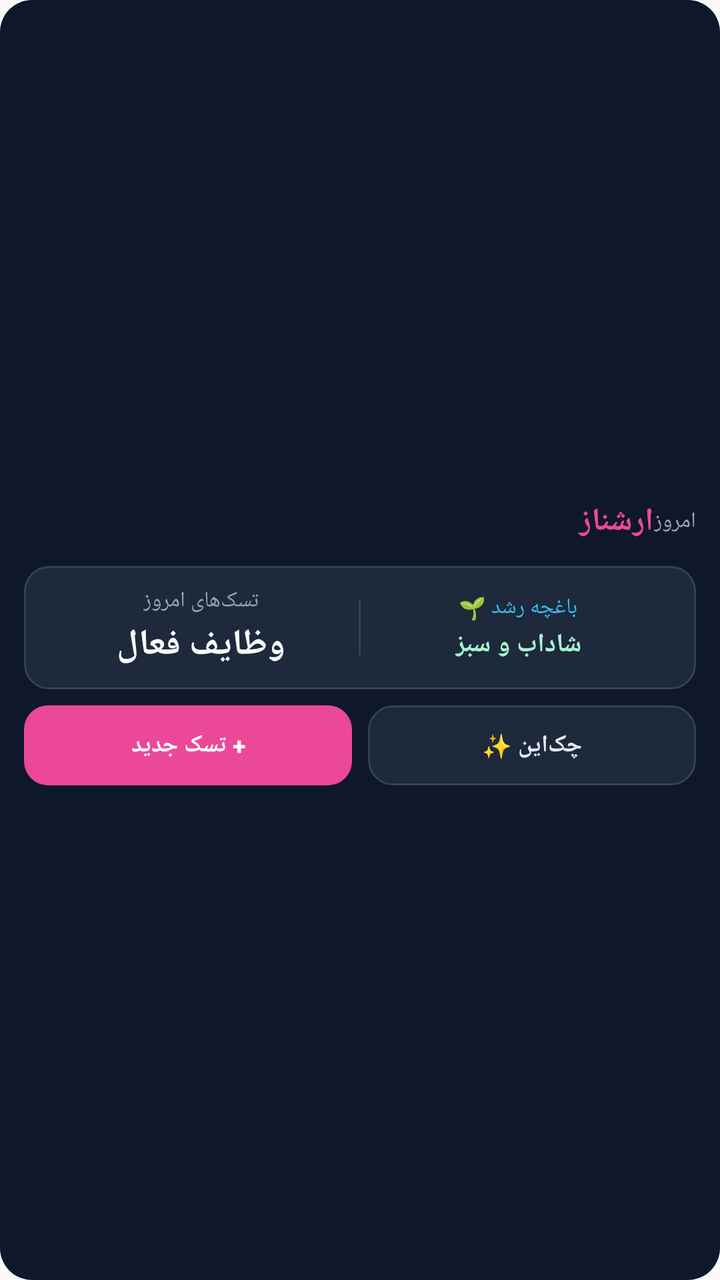
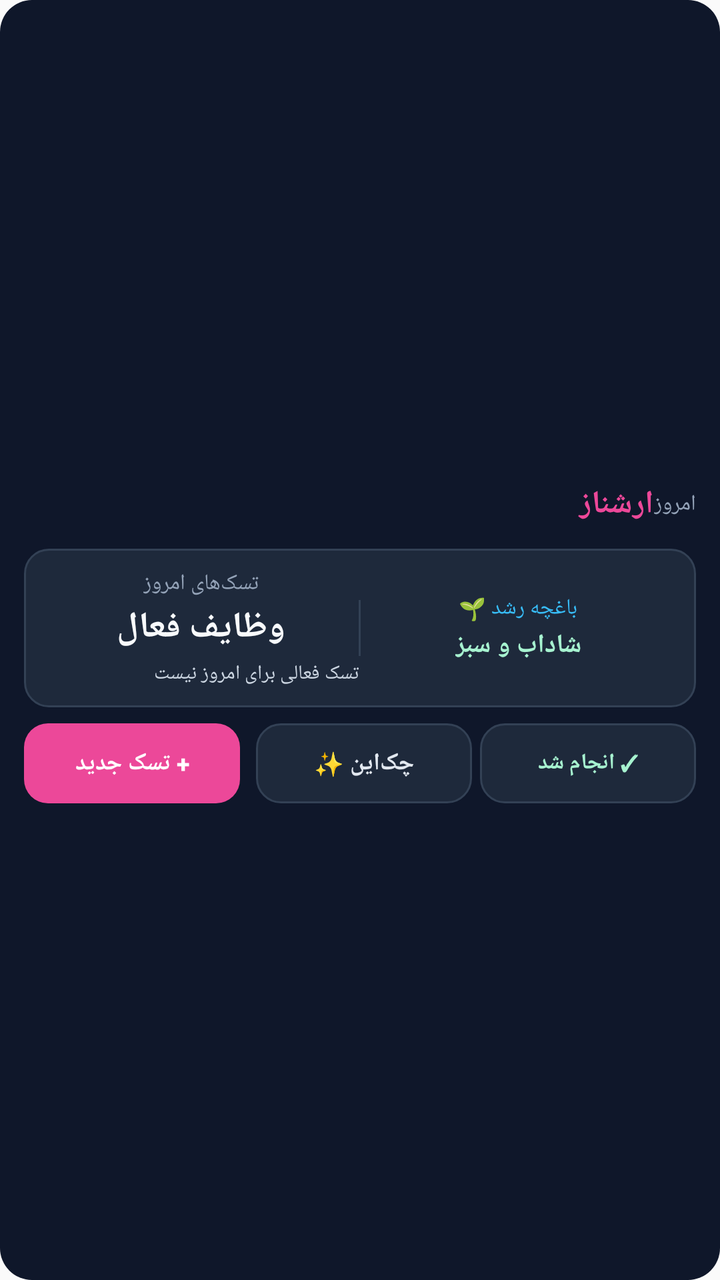

Compare the two renders of this Android layout. The source of the first and the diff that turns it into the second are given below.
<!-- AndroidManifest.xml: application theme AppTheme -->
<!-- res/layout/widget_arshnaz.xml -->
<?xml version="1.0" encoding="utf-8"?>
<LinearLayout xmlns:android="http://schemas.android.com/apk/res/android"
    android:id="@+id/widget_container"
    android:layout_width="match_parent"
    android:layout_height="match_parent"
    android:orientation="vertical"
    android:background="@drawable/widget_background"
    android:padding="12dp"
    android:gravity="center">

    
    <LinearLayout
        android:layout_width="match_parent"
        android:layout_height="wrap_content"
        android:orientation="horizontal"
        android:gravity="center_vertical"
        android:paddingBottom="8dp">

        <ImageView
            android:layout_width="28dp"
            android:layout_height="28dp"
            android:src="@mipmap/ic_launcher"
            android:contentDescription="ARSHNAZ" />

        <TextView
            android:layout_width="0dp"
            android:layout_height="wrap_content"
            android:layout_weight="1"
            android:layout_marginStart="8dp"
            android:text="ارشناز"
            android:textSize="16sp"
            android:textStyle="bold"
            android:textColor="#ec4899" />

        <TextView
            android:id="@+id/widget_date"
            android:layout_width="wrap_content"
            android:layout_height="wrap_content"
            android:text="امروز"
            android:textSize="11sp"
            android:textColor="#94a3b8" />
    </LinearLayout>

    
    <LinearLayout
        android:layout_width="match_parent"
        android:layout_height="wrap_content"
        android:orientation="horizontal"
        android:gravity="center_vertical"
        android:padding="10dp"
        android:background="@drawable/widget_card_background"
        android:layout_marginBottom="8dp">

        <LinearLayout
            android:layout_width="0dp"
            android:layout_height="wrap_content"
            android:layout_weight="1"
            android:orientation="vertical"
            android:gravity="center">

            <TextView
                android:layout_width="wrap_content"
                android:layout_height="wrap_content"
                android:text="تسک‌های امروز"
                android:textSize="11sp"
                android:textColor="#94a3b8" />

            <TextView
                android:id="@+id/widget_task_count"
                android:layout_width="wrap_content"
                android:layout_height="wrap_content"
                android:text="وظایف فعال"
                android:textSize="18sp"
                android:textStyle="bold"
                android:textColor="#f8fafc"
                android:layout_marginTop="2dp" />
        </LinearLayout>

        <View
            android:layout_width="1dp"
            android:layout_height="28dp"
            android:background="#334155" />

        <LinearLayout
            android:id="@+id/widget_garden_btn"
            android:layout_width="0dp"
            android:layout_height="wrap_content"
            android:layout_weight="1"
            android:orientation="vertical"
            android:gravity="center">

            <TextView
                android:layout_width="wrap_content"
                android:layout_height="wrap_content"
                android:text="باغچه رشد 🌱"
                android:textSize="11sp"
                android:textColor="#38bdf8" />

            <TextView
                android:id="@+id/widget_garden_status"
                android:layout_width="wrap_content"
                android:layout_height="wrap_content"
                android:text="شاداب و سبز"
                android:textSize="13sp"
                android:textStyle="bold"
                android:textColor="#a7f3d0"
                android:layout_marginTop="2dp" />
        </LinearLayout>
    </LinearLayout>

    
    <LinearLayout
        android:layout_width="match_parent"
        android:layout_height="wrap_content"
        android:orientation="horizontal"
        android:gravity="center">

        
        <Button
            android:id="@+id/widget_add_task"
            android:layout_width="0dp"
            android:layout_height="40dp"
            android:layout_weight="1"
            android:text="+ تسک جدید"
            android:textSize="12sp"
            android:textStyle="bold"
            android:textColor="#ffffff"
            android:background="@drawable/widget_button_background"
            android:stateListAnimator="@null"
            android:layout_marginEnd="4dp" />

        
        <Button
            android:id="@+id/widget_checkin"
            android:layout_width="0dp"
            android:layout_height="40dp"
            android:layout_weight="1"
            android:text="چک‌این ✨"
            android:textSize="12sp"
            android:textStyle="bold"
            android:textColor="#e2e8f0"
            android:background="@drawable/widget_card_background"
            android:stateListAnimator="@null"
            android:layout_marginStart="4dp" />
    </LinearLayout>
</LinearLayout>
<!-- resources referenced by this layout -->
<resources>
  <!-- drawable widget_background (drawable) -->
  <?xml version="1.0" encoding="utf-8"?>
  <shape xmlns:android="http://schemas.android.com/apk/res/android">
      <solid android:color="#0F172A" />
      <corners android:radius="16dp" />
  </shape>
  <!-- drawable widget_button_background (drawable) -->
  <?xml version="1.0" encoding="utf-8"?>
  <selector xmlns:android="http://schemas.android.com/apk/res/android">
      <item android:state_pressed="true">
          <shape>
              <solid android:color="#db2777" />
              <corners android:radius="12dp" />
          </shape>
      </item>
      <item>
          <shape>
              <solid android:color="#ec4899" />
              <corners android:radius="12dp" />
          </shape>
      </item>
  </selector>
  <!-- drawable widget_card_background (drawable) -->
  <?xml version="1.0" encoding="utf-8"?>
  <shape xmlns:android="http://schemas.android.com/apk/res/android">
      <solid android:color="#1e293b" />
      <corners android:radius="12dp" />
      <stroke android:width="1dp" android:color="#334155" />
  </shape>
  <!-- mipmap ic_launcher (mipmap-anydpi-v26) -->
  <?xml version="1.0" encoding="utf-8"?>
  <adaptive-icon xmlns:android="http://schemas.android.com/apk/res/android">
      <background android:drawable="@color/ic_launcher_background"/>
      <foreground android:drawable="@mipmap/ic_launcher_foreground"/>
  </adaptive-icon>
  <style name="AppTheme" parent="Theme.AppCompat.Light.DarkActionBar">
          
          <item name="colorPrimary">@color/colorPrimary</item>
          <item name="colorPrimaryDark">@color/colorPrimaryDark</item>
          <item name="colorAccent">@color/colorAccent</item>
      </style>
  <color name="ic_launcher_background">#FFFFFF</color>
</resources>

<!-- the commit's change to res/layout/widget_arshnaz.xml (unified diff, before → after) -->
@@ -74,6 +74,17 @@
                 android:textStyle="bold"
                 android:textColor="#f8fafc"
                 android:layout_marginTop="2dp" />
+
+            <TextView
+                android:id="@+id/widget_next_task"
+                android:layout_width="match_parent"
+                android:layout_height="wrap_content"
+                android:ellipsize="end"
+                android:maxLines="1"
+                android:text="تسک فعالی برای امروز نیست"
+                android:textSize="10sp"
+                android:textColor="#cbd5e1"
+                android:layout_marginTop="4dp" />
         </LinearLayout>
 
         <View
@@ -142,5 +153,18 @@
             android:background="@drawable/widget_card_background"
             android:stateListAnimator="@null"
             android:layout_marginStart="4dp" />
+
+        <Button
+            android:id="@+id/widget_complete_task"
+            android:layout_width="0dp"
+            android:layout_height="40dp"
+            android:layout_weight="1"
+            android:text="✓ انجام شد"
+            android:textSize="11sp"
+            android:textStyle="bold"
+            android:textColor="#a7f3d0"
+            android:background="@drawable/widget_card_background"
+            android:stateListAnimator="@null"
+            android:layout_marginStart="4dp" />
     </LinearLayout>
 </LinearLayout>
